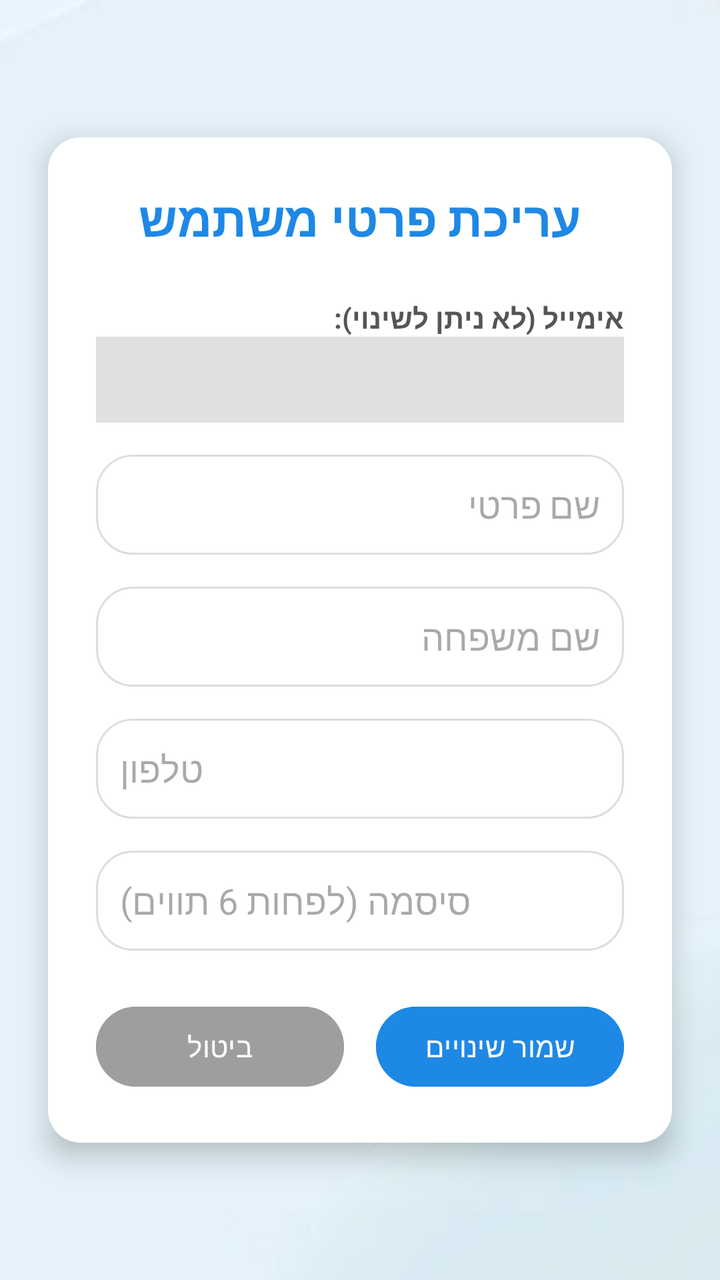
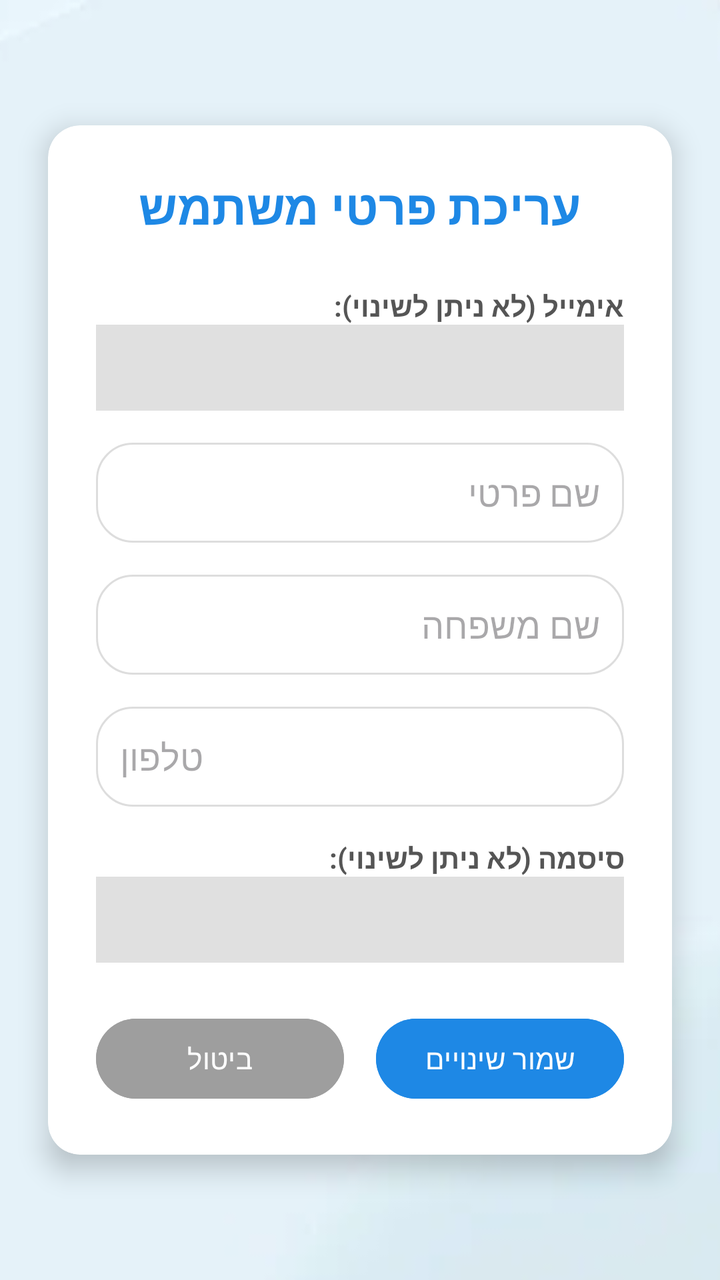

Screens rendered from an Android XML layout before and after an edit, with the pre-edit source and the edit as a unified diff.
<!-- AndroidManifest.xml: application theme Theme.ProjectX -->
<!-- res/layout/activity_admin_edit_user.xml -->
<?xml version="1.0" encoding="utf-8"?>
<androidx.constraintlayout.widget.ConstraintLayout xmlns:android="http://schemas.android.com/apk/res/android"
    xmlns:app="http://schemas.android.com/apk/res-auto"
    android:layout_width="match_parent"
    android:layout_height="match_parent"
    android:background="#EEF2F7">

    <ImageView
        android:id="@+id/backgroundImage"
        android:layout_width="match_parent"
        android:layout_height="match_parent"
        android:scaleType="centerCrop"
        android:rotation="180"
        android:src="@drawable/back10"
        app:layout_constraintTop_toTopOf="parent"
        app:layout_constraintBottom_toBottomOf="parent"
        app:layout_constraintStart_toStartOf="parent"
        app:layout_constraintEnd_toEndOf="parent"/>

    <androidx.cardview.widget.CardView
        android:layout_width="0dp"
        android:layout_height="wrap_content"
        android:layout_margin="24dp"
        app:cardCornerRadius="16dp"
        app:cardElevation="8dp"
        app:layout_constraintTop_toTopOf="parent"
        app:layout_constraintBottom_toBottomOf="parent"
        app:layout_constraintStart_toStartOf="parent"
        app:layout_constraintEnd_toEndOf="parent">

        <LinearLayout
            android:layout_width="match_parent"
            android:layout_height="wrap_content"
            android:orientation="vertical"
            android:padding="24dp">

            <TextView
                android:layout_width="match_parent"
                android:layout_height="wrap_content"
                android:text="עריכת פרטי משתמש"
                android:textSize="24sp"
                android:textStyle="bold"
                android:textColor="#1E88E5"
                android:gravity="center"
                android:layout_marginBottom="24dp"/>

            <TextView
                android:layout_width="match_parent"
                android:layout_height="wrap_content"
                android:text="אימייל (לא ניתן לשינוי):"
                android:textColor="#555555"
                android:textStyle="bold"/>
            <TextView
                android:id="@+id/tvEditEmail"
                android:layout_width="match_parent"
                android:layout_height="wrap_content"
                android:padding="12dp"
                android:background="#E0E0E0"
                android:textColor="#888888"
                android:layout_marginBottom="16dp"/>

            <EditText
                android:id="@+id/etEditFname"
                android:layout_width="match_parent"
                android:layout_height="50dp"
                android:hint="שם פרטי"
                android:background="@drawable/card_bg"
                android:padding="12dp"
                android:layout_marginBottom="16dp"/>

            <EditText
                android:id="@+id/etEditLname"
                android:layout_width="match_parent"
                android:layout_height="50dp"
                android:hint="שם משפחה"
                android:background="@drawable/card_bg"
                android:padding="12dp"
                android:layout_marginBottom="16dp"/>

            <EditText
                android:id="@+id/etEditPhone"
                android:layout_width="match_parent"
                android:layout_height="50dp"
                android:hint="טלפון"
                android:inputType="phone"
                android:background="@drawable/card_bg"
                android:padding="12dp"
                android:layout_marginBottom="16dp"/>

            <EditText
                android:id="@+id/etEditPassword"
                android:layout_width="match_parent"
                android:layout_height="50dp"
                android:hint="סיסמה (לפחות 6 תווים)"
                android:inputType="textPassword"
                android:background="@drawable/card_bg"
                android:padding="12dp"
                android:layout_marginBottom="24dp"/>

            <LinearLayout
                android:layout_width="match_parent"
                android:layout_height="wrap_content"
                android:orientation="horizontal">

                <Button
                    android:id="@+id/btnCancelEdit"
                    android:layout_width="0dp"
                    android:layout_height="wrap_content"
                    android:layout_weight="1"
                    android:text="ביטול"
                    android:backgroundTint="#9E9E9E"
                    android:layout_marginEnd="8dp"/>

                <Button
                    android:id="@+id/btnSaveEdit"
                    android:layout_width="0dp"
                    android:layout_height="wrap_content"
                    android:layout_weight="1"
                    android:text="שמור שינויים"
                    android:backgroundTint="#1E88E5"
                    android:layout_marginStart="8dp"/>
            </LinearLayout>
        </LinearLayout>
    </androidx.cardview.widget.CardView>
</androidx.constraintlayout.widget.ConstraintLayout>
<!-- resources referenced by this layout -->
<resources>
  <!-- drawable back10: png bitmap (drawable, 37766 bytes) -->
  <!-- drawable card_bg (drawable) -->
  <?xml version="1.0" encoding="utf-8"?>
  <shape xmlns:android="http://schemas.android.com/apk/res/android">
  
      
      <solid android:color="#FFFFFF"/>
  
      
      <corners android:radius="18dp"/>
  
      
      <stroke
          android:width="1dp"
          android:color="#22000000"/>
  
      
      <padding
          android:left="6dp"
          android:top="6dp"
          android:right="6dp"
          android:bottom="6dp"/>
  </shape>
  <style name="Theme.ProjectX" parent="Base.Theme.ProjectX" />
  <style name="Base.Theme.ProjectX" parent="Theme.Material3.DayNight.NoActionBar">
          
          
      </style>
</resources>

<!-- the commit's change to res/layout/activity_admin_edit_user.xml (unified diff, before → after) -->
@@ -44,12 +44,14 @@
                 android:gravity="center"
                 android:layout_marginBottom="24dp"/>
 
+            
             <TextView
                 android:layout_width="match_parent"
                 android:layout_height="wrap_content"
                 android:text="אימייל (לא ניתן לשינוי):"
                 android:textColor="#555555"
                 android:textStyle="bold"/>
+
             <TextView
                 android:id="@+id/tvEditEmail"
                 android:layout_width="match_parent"
@@ -87,14 +89,21 @@
                 android:padding="12dp"
                 android:layout_marginBottom="16dp"/>
 
-            <EditText
-                android:id="@+id/etEditPassword"
+            
+            <TextView
                 android:layout_width="match_parent"
-                android:layout_height="50dp"
-                android:hint="סיסמה (לפחות 6 תווים)"
-                android:inputType="textPassword"
-                android:background="@drawable/card_bg"
+                android:layout_height="wrap_content"
+                android:text="סיסמה (לא ניתן לשינוי):"
+                android:textColor="#555555"
+                android:textStyle="bold"/>
+
+            <TextView
+                android:id="@+id/tvEditPassword"
+                android:layout_width="match_parent"
+                android:layout_height="wrap_content"
                 android:padding="12dp"
+                android:background="#E0E0E0"
+                android:textColor="#888888"
                 android:layout_marginBottom="24dp"/>
 
             <LinearLayout
@@ -120,6 +129,8 @@
                     android:backgroundTint="#1E88E5"
                     android:layout_marginStart="8dp"/>
             </LinearLayout>
+
         </LinearLayout>
     </androidx.cardview.widget.CardView>
+
 </androidx.constraintlayout.widget.ConstraintLayout>
